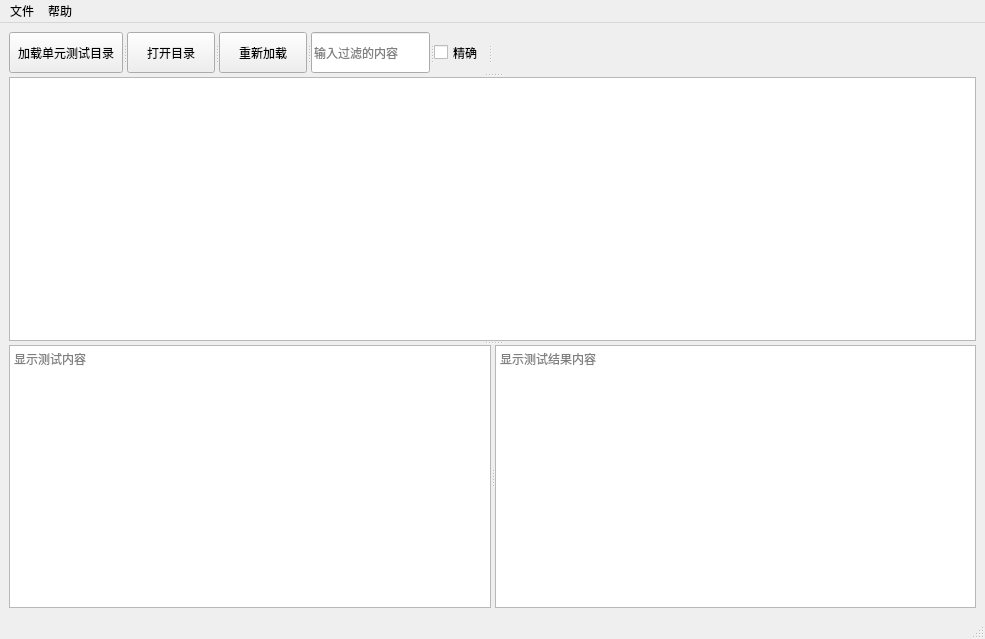
The window that codesets/supertest.ui (weilaidb/codetools) describes before a commit, drawn with Qt 5.
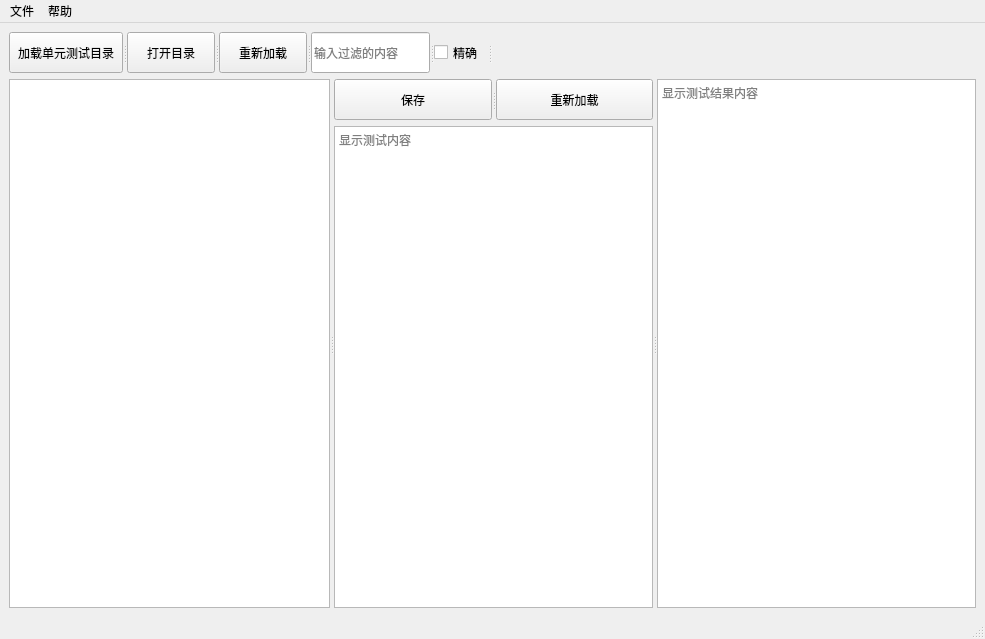
The same window after the commit.

Commit message: 超级测试界面4-6分，添加保存，重新加载

Patch:
```diff
--- a/codesets/supertest.ui
+++ b/codesets/supertest.ui
@@ -16,10 +16,8 @@
   <widget class="QWidget" name="centralwidget">
    <layout class="QGridLayout" name="gridLayout">
     <item row="0" column="0">
-     <widget class="QSplitter" name="splitter_3">
-      <property name="orientation">
-       <enum>Qt::Vertical</enum>
-      </property>
+     <layout class="QVBoxLayout" name="verticalLayout_2">
+      <item>
       <widget class="QSplitter" name="splitter_2">
        <property name="orientation">
         <enum>Qt::Horizontal</enum>
@@ -121,6 +119,12 @@
         </property>
        </widget>
       </widget>
+      </item>
+      <item>
+       <widget class="QSplitter" name="splitter_4">
+        <property name="orientation">
+         <enum>Qt::Horizontal</enum>
+        </property>
       <widget class="QListWidget" name="listWidget_load_dir">
        <property name="maximumSize">
         <size>
@@ -128,11 +132,48 @@
          <height>16777215</height>
         </size>
        </property>
+         <property name="font">
+          <font>
+           <pointsize>14</pointsize>
+          </font>
+         </property>
       </widget>
       <widget class="QSplitter" name="splitter">
        <property name="orientation">
         <enum>Qt::Horizontal</enum>
        </property>
+         <widget class="QWidget" name="">
+          <layout class="QVBoxLayout" name="verticalLayout">
+           <item>
+            <widget class="QSplitter" name="splitter_3">
+             <property name="orientation">
+              <enum>Qt::Horizontal</enum>
+             </property>
+             <widget class="QPushButton" name="pushButton_save">
+              <property name="minimumSize">
+               <size>
+                <width>71</width>
+                <height>41</height>
+               </size>
+              </property>
+              <property name="text">
+               <string>保存</string>
+              </property>
+             </widget>
+             <widget class="QPushButton" name="pushButton_reload">
+              <property name="minimumSize">
+               <size>
+                <width>71</width>
+                <height>41</height>
+               </size>
+              </property>
+              <property name="text">
+               <string>重新加载</string>
+              </property>
+             </widget>
+            </widget>
+           </item>
+           <item>
        <widget class="QTextEdit" name="textEdit_test_content">
         <property name="minimumSize">
          <size>
@@ -144,6 +185,9 @@
          <string>显示测试内容</string>
         </property>
        </widget>
+           </item>
+          </layout>
+         </widget>
        <widget class="QTextEdit" name="textEdit_test_result">
         <property name="minimumSize">
          <size>
@@ -157,6 +201,8 @@
        </widget>
       </widget>
      </widget>
+      </item>
+     </layout>
     </item>
    </layout>
   </widget>
```
Lines whose indentation alone changed are shown as unchanged. The commit also changes 3 other files.
